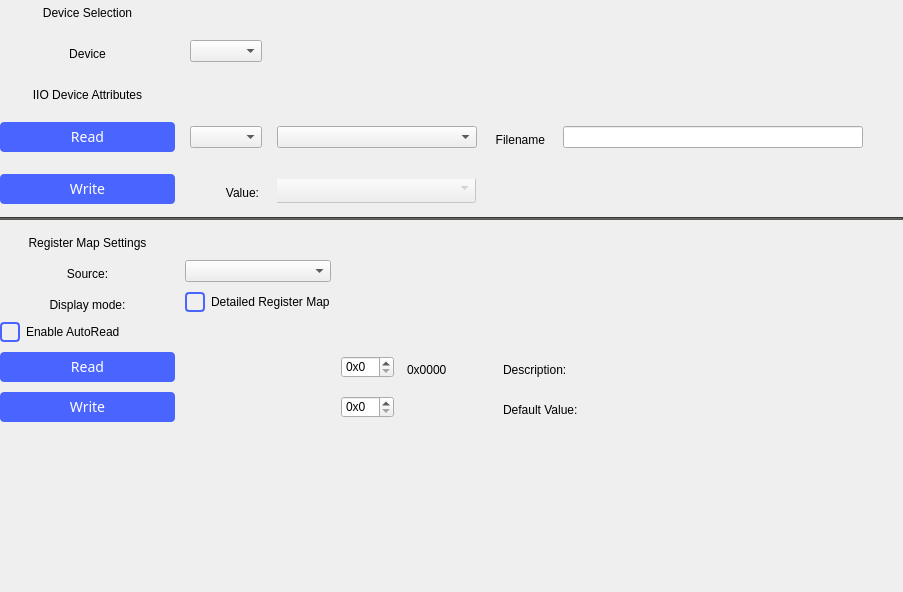
analogdevicesinc/scopy, file ui/debugger.ui: the form before one commit.
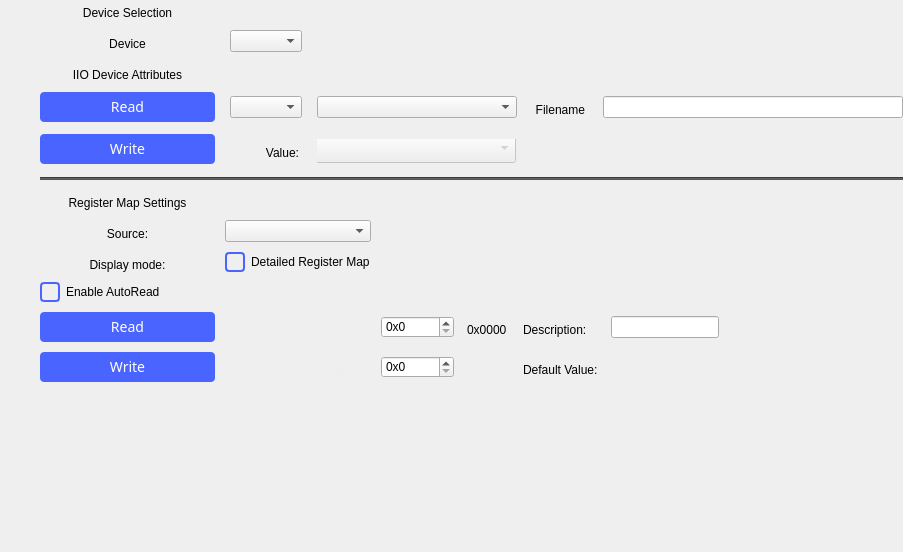
The form after the commit.

Commit message: Debugger: Added support for AXI CORE xmls

```diff
--- a/ui/debugger.ui
+++ b/ui/debugger.ui
@@ -128,6 +128,19 @@
      <property name="bottomMargin">
       <number>0</number>
      </property>
+     <item>
+      <spacer name="horizontalSpacer">
+       <property name="orientation">
+        <enum>Qt::Horizontal</enum>
+       </property>
+       <property name="sizeHint" stdset="0">
+        <size>
+         <width>40</width>
+         <height>20</height>
+        </size>
+       </property>
+      </spacer>
+     </item>
      <item>
       <layout class="QVBoxLayout" name="verticalLayout">
        <property name="spacing">
@@ -179,7 +192,7 @@
            <number>0</number>
           </property>
           <item>
-           <layout class="QGridLayout" name="gridLayout" rowstretch="0,0,0,0,0,0" rowminimumheight="0,0,0,0,0,0">
+           <layout class="QGridLayout" name="gridLayout" rowstretch="0,0,0,0,0,0">
             <property name="sizeConstraint">
              <enum>QLayout::SetFixedSize</enum>
             </property>
@@ -190,7 +203,7 @@
              <number>15</number>
             </property>
             <property name="verticalSpacing">
-             <number>20</number>
+             <number>10</number>
             </property>
             <item row="3" column="0">
              <widget class="QLabel" name="IIODeviceAttributesLabel">
@@ -263,16 +276,16 @@
               </property>
              </widget>
             </item>
-            <item row="5" column="0">
-             <widget class="QPushButton" name="WriteButton">
-              <property name="text">
-               <string>Write</string>
-              </property>
-             </widget>
-            </item>
             <item row="4" column="1">
              <widget class="QComboBox" name="ChannelComboBox"/>
             </item>
+            <item row="5" column="0">
+             <widget class="QPushButton" name="WriteButton">
+              <property name="text">
+               <string>Write</string>
+              </property>
+             </widget>
+            </item>
             <item row="0" column="0">
              <widget class="QLabel" name="DeviceSelectionLabel">
               <property name="styleSheet">
@@ -299,6 +312,9 @@
               </property>
              </widget>
             </item>
+            <item row="2" column="1">
+             <widget class="QComboBox" name="DevicecomboBox"/>
+            </item>
             <item row="4" column="0">
              <widget class="QPushButton" name="ReadButton">
               <property name="text">
@@ -370,25 +386,6 @@
               </widget>
              </widget>
             </item>
-            <item row="2" column="1">
-             <widget class="QComboBox" name="DevicecomboBox"/>
-            </item>
-            <item row="4" column="5">
-             <spacer name="horizontalSpacer_2">
-              <property name="orientation">
-               <enum>Qt::Horizontal</enum>
-              </property>
-              <property name="sizeType">
-               <enum>QSizePolicy::Expanding</enum>
-              </property>
-              <property name="sizeHint" stdset="0">
-               <size>
-                <width>40</width>
-                <height>20</height>
-               </size>
-              </property>
-             </spacer>
-            </item>
            </layout>
           </item>
          </layout>
@@ -511,7 +508,7 @@
                <string>0x</string>
               </property>
               <property name="maximum">
-               <number>255</number>
+               <number>65535</number>
               </property>
               <property name="value">
                <number>0</number>
@@ -521,35 +518,6 @@
               </property>
              </widget>
             </item>
-            <item row="6" column="6">
-             <spacer name="horizontalSpacer_5">
-              <property name="orientation">
-               <enum>Qt::Horizontal</enum>
-              </property>
-              <property name="sizeType">
-               <enum>QSizePolicy::MinimumExpanding</enum>
-              </property>
-              <property name="sizeHint" stdset="0">
-               <size>
-                <width>40</width>
-                <height>20</height>
-               </size>
-              </property>
-             </spacer>
-            </item>
-            <item row="6" column="4">
-             <spacer name="horizontalSpacer_3">
-              <property name="orientation">
-               <enum>Qt::Horizontal</enum>
-              </property>
-              <property name="sizeHint" stdset="0">
-               <size>
-                <width>40</width>
-                <height>20</height>
-               </size>
-              </property>
-             </spacer>
-            </item>
             <item row="6" column="0">
              <widget class="QPushButton" name="readRegPushButton">
               <property name="text">
@@ -557,14 +525,14 @@
               </property>
              </widget>
             </item>
-            <item row="6" column="5">
+            <item row="6" column="4">
              <widget class="QLabel" name="descriptionLabel">
               <property name="text">
                <string>Description:</string>
               </property>
              </widget>
             </item>
-            <item row="9" column="5">
+            <item row="9" column="4">
              <widget class="QLabel" name="defaultValueLabel">
               <property name="text">
                <string>Default Value:</string>
@@ -577,7 +545,7 @@
                <string>0x</string>
               </property>
               <property name="maximum">
-               <number>65535</number>
+               <number>429496729</number>
               </property>
               <property name="displayIntegerBase">
                <number>16</number>
@@ -624,6 +592,19 @@
               </property>
              </widget>
             </item>
+            <item row="6" column="5">
+             <widget class="QLineEdit" name="descriptionLineEdit">
+              <property name="minimumSize">
+               <size>
+                <width>0</width>
+                <height>0</height>
+               </size>
+              </property>
+              <property name="readOnly">
+               <bool>true</bool>
+              </property>
+             </widget>
+            </item>
            </layout>
           </item>
          </layout>
@@ -640,22 +621,6 @@
          <property name="topMargin">
           <number>0</number>
          </property>
-         <item>
-          <spacer name="horizontalSpacer_4">
-           <property name="orientation">
-            <enum>Qt::Horizontal</enum>
-           </property>
-           <property name="sizeType">
-            <enum>QSizePolicy::Preferred</enum>
-           </property>
-           <property name="sizeHint" stdset="0">
-            <size>
-             <width>40</width>
-             <height>20</height>
-            </size>
-           </property>
-          </spacer>
-         </item>
          <item>
           <widget class="QWidget" name="widget" native="true">
            <property name="sizePolicy">
@@ -695,22 +660,6 @@
            </layout>
           </widget>
          </item>
-         <item>
-          <spacer name="horizontalSpacer_6">
-           <property name="orientation">
-            <enum>Qt::Horizontal</enum>
-           </property>
-           <property name="sizeType">
-            <enum>QSizePolicy::Preferred</enum>
-           </property>
-           <property name="sizeHint" stdset="0">
-            <size>
-             <width>40</width>
-             <height>20</height>
-            </size>
-           </property>
-          </spacer>
-         </item>
         </layout>
        </item>
       </layout>
```
The commit also changes 8 other files.
